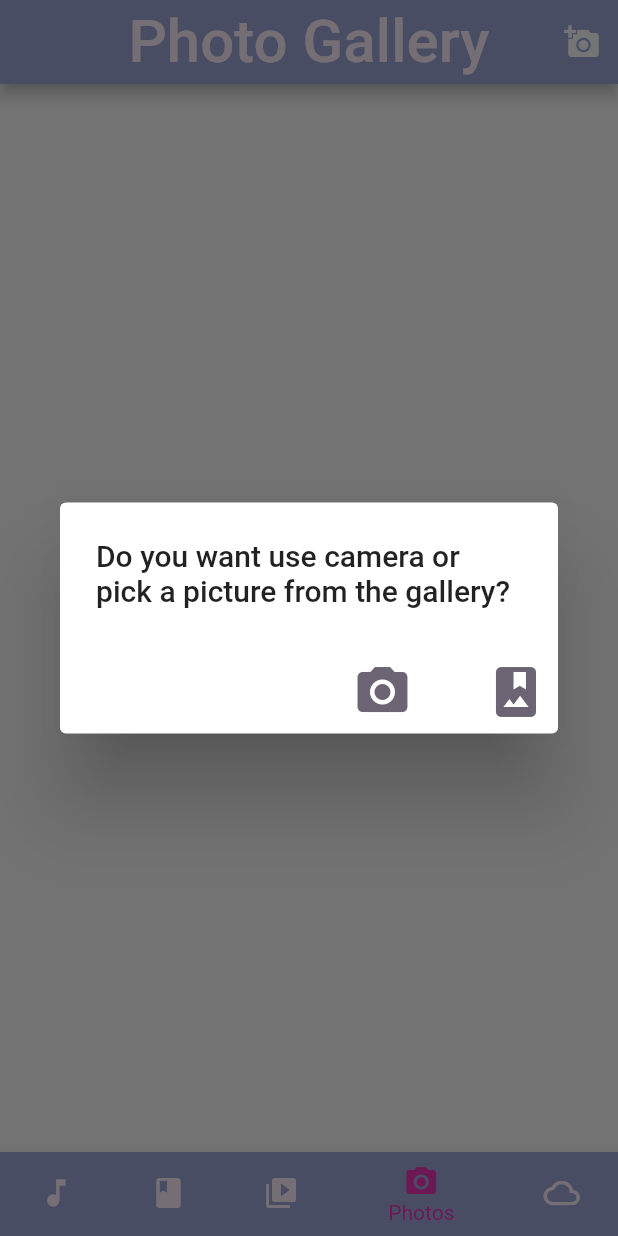
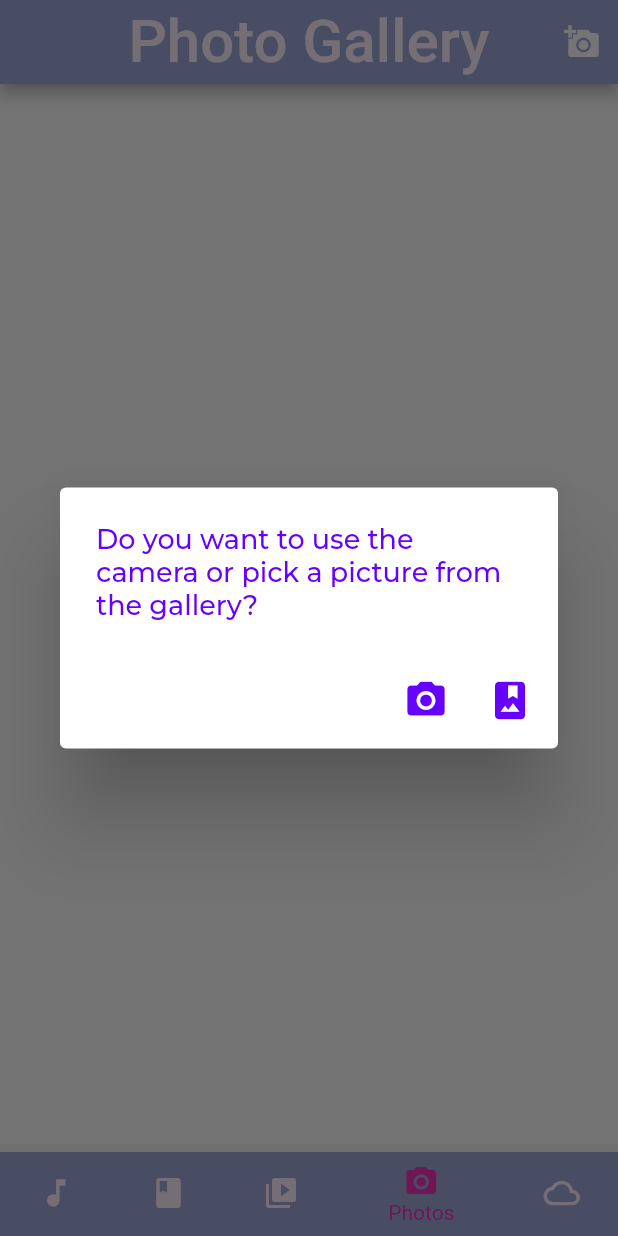
Before and after one commit to LenaMikhniuk/VolyaApp, a Flutter app: the screen it shows after launch, item 4 of the bottom bar chosen, after a tap on the "add a photo" icon, on a phone screen of 412 x 824 dp. Run offline on Flutter 3.47's test engine with Material 2 defaults, Android fonts, the phone set to English and light mode, and no system bars; our stand-ins replace audioplayers, auto_size_text, freezed_annotation, geolocator, google_fonts, image_picker and 2 more; accounts and stored records are empty; generated files the repository leaves out were written again; Roboto replaces fonts that are missing (Overpass).

Commit message:
controller pageview.builder,alert dialog delete item

```diff
--- a/lib/audioplayer/fairytales_history.dart
+++ b/lib/audioplayer/fairytales_history.dart
@@ -16,7 +16,6 @@ class FairytalesHistory with ChangeNotifier {
   void addIndexToHistory(int index) {
     _history.add(index);
     //notifyListeners();
-    print(_history);
   }
 
   void removeIndexFromHistory() {
--- a/lib/data/photo_screen/photo_data.dart
+++ b/lib/data/photo_screen/photo_data.dart
@@ -6,12 +6,11 @@ import 'package:volyaApp/util/db_utils.dart';
 class PhotoScreenData {
   static Future<List<Photo>> getImages() async {
     final dataList = await DBUtils.getData('user_photos');
-    return dataList
-        .map(
-          (item) => Photo(
-            image: File(item['image']),
-          ),
-        )
-        .toList();
+    return dataList.map((item) {
+      return Photo(
+        image: File(item['image']),
+        id: item['id'],
+      );
+    }).toList();
   }
 }
--- a/lib/models/photo_screen_models/photo_model.dart
+++ b/lib/models/photo_screen_models/photo_model.dart
@@ -2,6 +2,7 @@ import 'dart:io';
 
 class Photo {
   final File image;
+  final int id;
 
-  Photo({this.image});
+  Photo({this.id, this.image});
 }
--- a/lib/screen/tabs/weather_screen/widgets/forecast_widget.dart
+++ b/lib/screen/tabs/weather_screen/widgets/forecast_widget.dart
@@ -35,7 +35,7 @@ class ForcastWidget extends StatelessWidget {
                                 DateTimeUtils.getDayFromDateTime(e.dt),
                                 style: FontsStyles.forecastThreeDays,
                                 maxLines: 1,
-                                minFontSize: 10,
+                                minFontSize: 9,
                               ),
                               AutoSizeText(
                                 WeatherUtils.getTempHumanFromNum(e.main.temp),
--- a/lib/shared.dart
+++ b/lib/shared.dart
@@ -31,7 +31,8 @@ class AppColors {
   static const Color hintSearchBarColor = Color(0xff6600ff);
   static const Color iconSearchBarColor = Color(0xff6600ff);
   static const Color bodyPhotoScreenColor = Color(0xffffe6e6);
-  static const Color iconButtonPhotoScreenColor = Color(0xff6d6473);
+  static const Color iconButtonPhotoScreenColor = Color(0xff6600ff);
+  static const Color deleteTextColor = Color(0xff6600ff);
 }
 
 class FontsStyles {
@@ -68,6 +69,14 @@ class FontsStyles {
     color: AppColors.hintSearchBarColor,
     fontSize: 23,
   );
+  static TextStyle deleteAlertDialog = GoogleFonts.montserrat(
+    color: AppColors.deleteTextColor,
+    fontSize: 23,
+  );
+  static TextStyle pickAlertDialog = GoogleFonts.montserrat(
+    color: AppColors.deleteTextColor,
+    fontSize: 18,
+  );
 }
 
 class ButtonBoxDecoration {
--- a/lib/util/db_utils.dart
+++ b/lib/util/db_utils.dart
@@ -2,13 +2,14 @@ import 'package:sqflite/sqflite.dart' as sql;
 import 'package:path/path.dart' as path;
 
 class DBUtils {
+  static const String _tableName = 'user_photos';
   static Future<sql.Database> connect() async {
     final dbPath = await sql.getDatabasesPath();
     return sql.openDatabase(
       path.join(dbPath, 'photos.db'),
       onCreate: (db, version) {
         return db.execute(
-          'CREATE TABLE user_photos(id INTEGER PRIMARY KEY, image TEXT)',
+          'CREATE TABLE $_tableName(id INTEGER PRIMARY KEY, image TEXT)',
         );
       },
       version: 1,
@@ -28,4 +29,9 @@ class DBUtils {
     final db = await DBUtils.connect();
     return db.query(table);
   }
+
+  static Future<int> deleteById(int id) async {
+    final db = await DBUtils.connect();
+    return await db.delete(_tableName, where: 'id = ?', whereArgs: [id]);
+  }
 }
```
Also changed, not shown: lib/screens/fairytales/photos/image_viewer.dart (+22 -7 lines), lib/screens/fairytales/photos/photo_gallery_screen.dart (+39 -8 lines), lib/widgets/photo_screen_widget/photo_screen_items.dart (+26 -5 lines).
